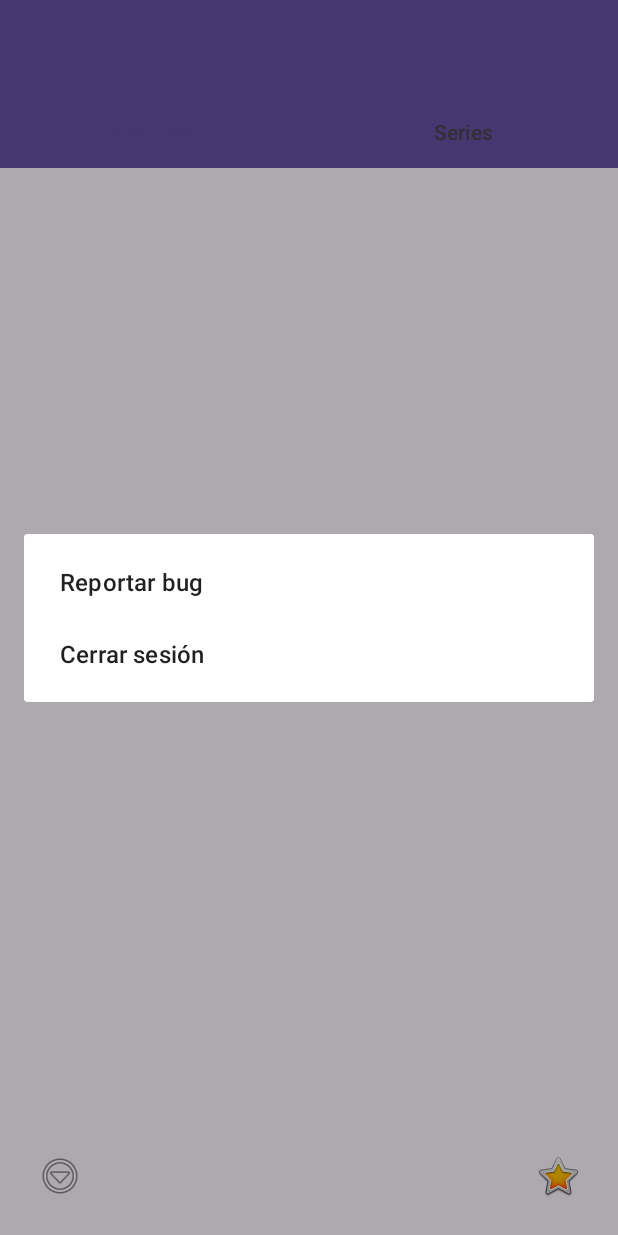
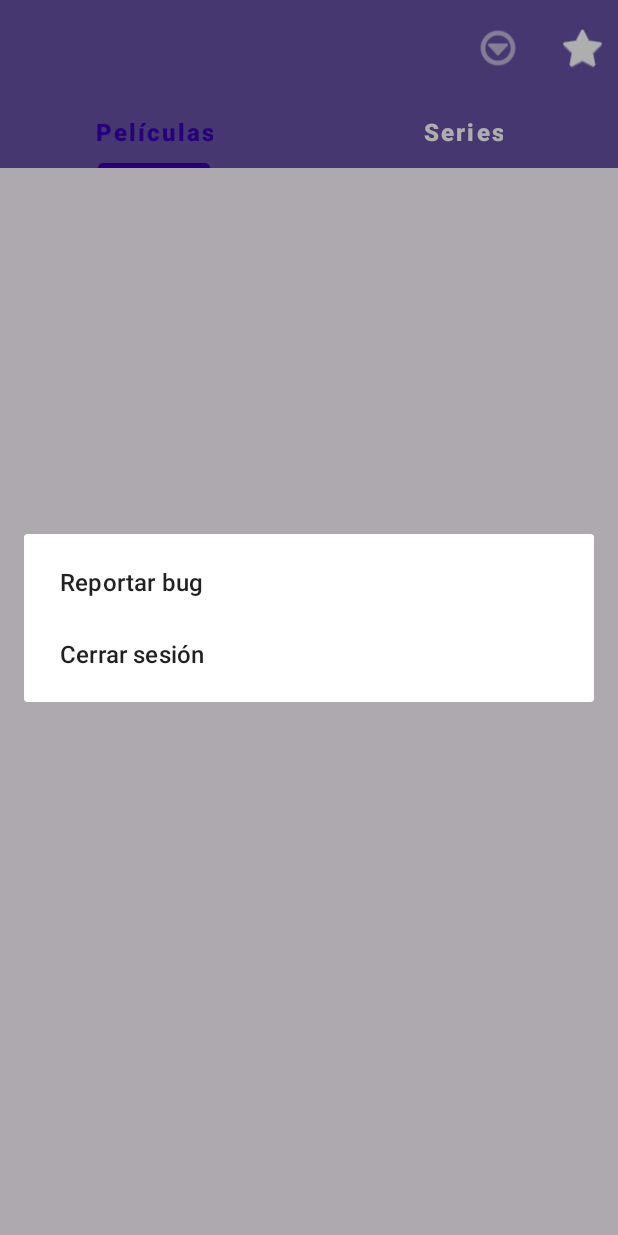
Before and after one commit to ch0rtas/pixion-android, an Android app: the screen it shows after launch once a user with an empty profile is signed in (MainActivity), after a tap on an icon or button, on a phone screen of 412 x 824 dp. Run offline under Robolectric (Android 15) with nearby library versions, the phone set to English and light mode, and no system bars; our stand-ins replace Firebase (no records; nobody signed in at launch, a user with empty details on screens opened directly); pictures from the network do not load; 3 statements that could not run were skipped.

Commit message:
Agregar botones de favoritos y menú en el Toolbar de MainActivity, y mejorar el diseño del TabLayout con nuevos estilos de texto y colores. Eliminar botones redundantes del layout.

```diff
--- a/app/src/main/res/layout/activity_main.xml
+++ b/app/src/main/res/layout/activity_main.xml
@@ -13,7 +13,28 @@
             android:layout_width="match_parent"
             android:layout_height="?attr/actionBarSize"
             android:background="?attr/colorPrimary"
-            android:theme="@style/ThemeOverlay.AppCompat.Dark.ActionBar" />
+            android:theme="@style/ThemeOverlay.AppCompat.Dark.ActionBar">
+
+            <ImageButton
+                android:id="@+id/btnFavorites"
+                android:layout_width="48dp"
+                android:layout_height="48dp"
+                android:layout_gravity="end"
+                android:background="?attr/selectableItemBackgroundBorderless"
+                android:src="@android:drawable/btn_star_big_on"
+                android:tint="@android:color/white" />
+
+            <ImageButton
+                android:id="@+id/btnMenu"
+                android:layout_width="48dp"
+                android:layout_height="48dp"
+                android:layout_gravity="end"
+                android:layout_marginEnd="8dp"
+                android:background="?attr/selectableItemBackgroundBorderless"
+                android:src="@android:drawable/ic_menu_more"
+                android:tint="@android:color/white" />
+
+        </androidx.appcompat.widget.Toolbar>
 
         <com.google.android.material.tabs.TabLayout
             android:id="@+id/tabLayout"
@@ -21,7 +42,12 @@
             android:layout_height="wrap_content"
             android:background="?attr/colorPrimary"
             app:tabGravity="fill"
-            app:tabMode="fixed">
+            app:tabMode="fixed"
+            app:tabTextColor="@android:color/white"
+            app:tabSelectedTextColor="@color/primary_dark"
+            app:tabTextAppearance="@style/TextAppearance.Pixion.Tab"
+            app:tabIndicatorColor="@color/primary_dark"
+            app:tabIndicatorHeight="3dp">
 
             <com.google.android.material.tabs.TabItem
                 android:layout_width="wrap_content"
@@ -52,22 +78,4 @@
         android:layout_gravity="center"
         android:visibility="gone" />
 
-    <ImageButton
-        android:id="@+id/btnFavorites"
-        android:layout_width="48dp"
-        android:layout_height="48dp"
-        android:layout_gravity="bottom|end"
-        android:layout_margin="16dp"
-        android:background="?attr/selectableItemBackgroundBorderless"
-        android:src="@android:drawable/btn_star_big_on" />
-
-    <ImageButton
-        android:id="@+id/btnMenu"
-        android:layout_width="48dp"
-        android:layout_height="48dp"
-        android:layout_gravity="bottom|start"
-        android:layout_margin="16dp"
-        android:background="?attr/selectableItemBackgroundBorderless"
-        android:src="@android:drawable/ic_menu_more" />
-
 </androidx.coordinatorlayout.widget.CoordinatorLayout>
--- a/app/src/main/res/values/themes.xml
+++ b/app/src/main/res/values/themes.xml
@@ -48,4 +48,10 @@
     <style name="Widget.Pixion.CheckBox" parent="Widget.MaterialComponents.CompoundButton.CheckBox">
         <item name="buttonTint">@color/primary</item>
     </style>
+
+    <style name="TextAppearance.Pixion.Tab" parent="TextAppearance.MaterialComponents.Button">
+        <item name="android:textSize">16sp</item>
+        <item name="android:textAllCaps">false</item>
+        <item name="android:textStyle">bold</item>
+    </style>
 </resources>
```
